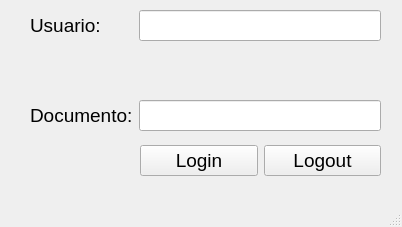
Qt form MVC/MVC_OPP_TALLER 1-2/ventana_principal.ui (AntoYepes/Informatica2-Bioingenieria_UdeA) before a commit.
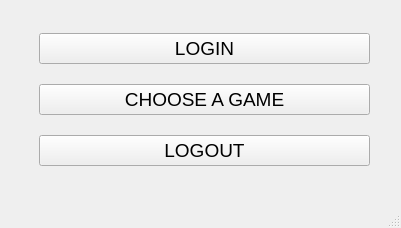
The same form after that commit.

Patch:
```diff
--- a/MVC/MVC_OPP_TALLER 1-2/ventana_principal.ui
+++ b/MVC/MVC_OPP_TALLER 1-2/ventana_principal.ui
@@ -6,8 +6,8 @@
    <rect>
     <x>0</x>
     <y>0</y>
-    <width>402</width>
-    <height>227</height>
+    <width>401</width>
+    <height>228</height>
    </rect>
   </property>
   <property name="windowTitle">
@@ -17,101 +17,46 @@
    <widget class="QWidget" name="formLayoutWidget">
     <property name="geometry">
      <rect>
-      <x>30</x>
-      <y>10</y>
-      <width>351</width>
-      <height>121</height>
+      <x>39</x>
+      <y>19</y>
+      <width>331</width>
+      <height>161</height>
      </rect>
     </property>
-    <layout class="QFormLayout" name="formLayout">
-     <item row="2" column="0">
-      <widget class="QLabel" name="label_2">
+    <layout class="QVBoxLayout" name="verticalLayout">
+     <item>
+      <widget class="QPushButton" name="boton_login">
        <property name="font">
         <font>
          <pointsize>14</pointsize>
         </font>
        </property>
        <property name="text">
-        <string>Documento:</string>
+        <string>LOGIN</string>
        </property>
       </widget>
      </item>
-     <item row="2" column="1">
-      <widget class="QLineEdit" name="campo_documento">
+     <item>
+      <widget class="QPushButton" name="boton_choose">
        <property name="font">
         <font>
          <pointsize>14</pointsize>
         </font>
        </property>
-      </widget>
-     </item>
-     <item row="0" column="1">
-      <widget class="QLineEdit" name="campo_usuario">
-       <property name="font">
-        <font>
-         <pointsize>14</pointsize>
-        </font>
-       </property>
-      </widget>
-     </item>
-     <item row="1" column="1">
-      <spacer name="verticalSpacer">
-       <property name="orientation">
-        <enum>Qt::Vertical</enum>
-       </property>
-       <property name="sizeHint" stdset="0">
-        <size>
-         <width>20</width>
-         <height>40</height>
-        </size>
-       </property>
-      </spacer>
-     </item>
-     <item row="0" column="0">
-      <widget class="QLabel" name="label">
-       <property name="font">
-        <font>
-         <pointsize>14</pointsize>
-        </font>
-       </property>
        <property name="text">
-        <string>Usuario:</string>
+        <string>CHOOSE A GAME</string>
        </property>
       </widget>
      </item>
-    </layout>
-   </widget>
-   <widget class="QWidget" name="gridLayoutWidget">
-    <property name="geometry">
-     <rect>
-      <x>140</x>
-      <y>140</y>
-      <width>241</width>
-      <height>41</height>
-     </rect>
-    </property>
-    <layout class="QGridLayout" name="gridLayout">
-     <item row="0" column="0">
-      <widget class="QPushButton" name="pushButton">
+     <item>
+      <widget class="QPushButton" name="boton_logout">
        <property name="font">
         <font>
          <pointsize>14</pointsize>
         </font>
        </property>
        <property name="text">
-        <string>Login</string>
-       </property>
-      </widget>
-     </item>
-     <item row="0" column="1">
-      <widget class="QPushButton" name="pushButton_2">
-       <property name="font">
-        <font>
-         <pointsize>14</pointsize>
-        </font>
-       </property>
-       <property name="text">
-        <string>Logout</string>
+        <string>LOGOUT</string>
        </property>
       </widget>
      </item>
```
Left out of the diff: 4 changed lines with no effect on the pictures.
